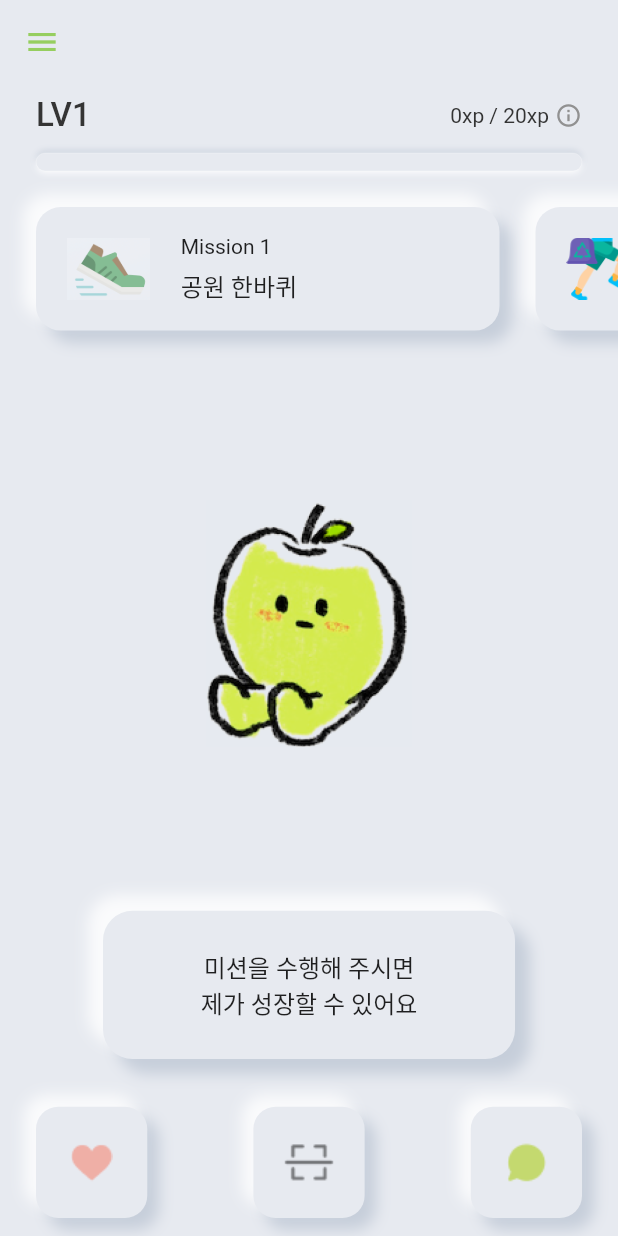
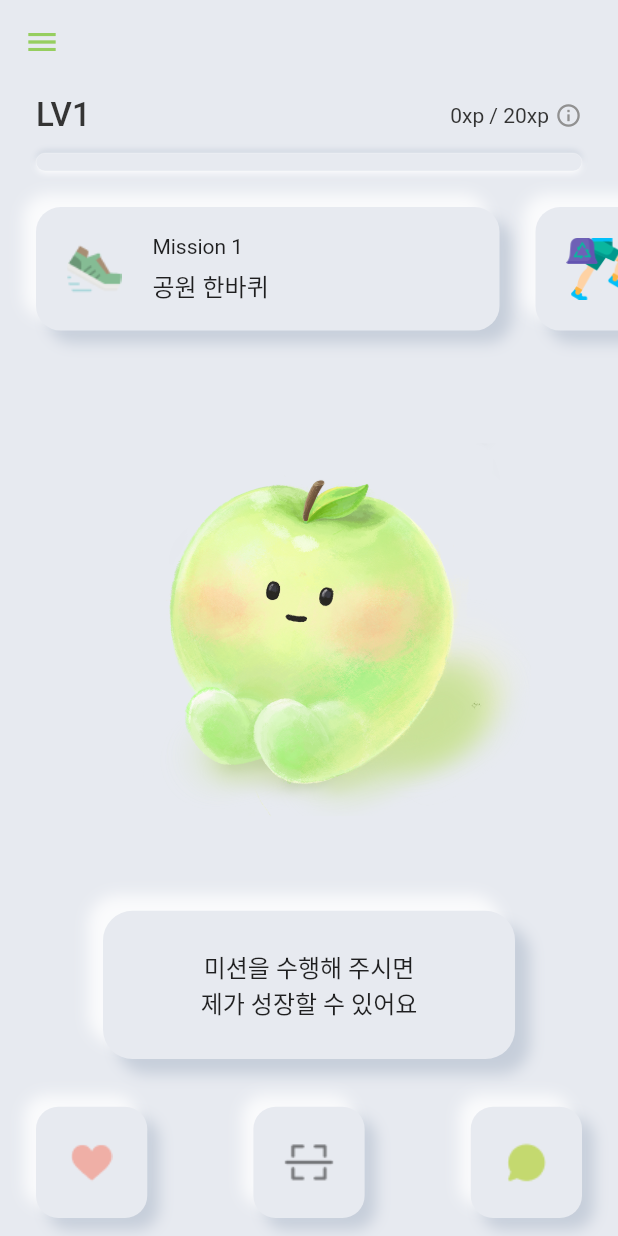
Before and after one commit to SWM-NiceGuy/SavingZoo-Client, a Flutter app: the MainScreen screen opened by its route, on a phone screen of 412 x 824 dp. Run offline on Flutter 3.47's test engine with Material 2 defaults, Android fonts, the phone set to English and light mode, and no system bars; our stand-ins replace firebase_auth, firebase_core, lottie, permission_handler, shared_preferences, sign_in_with_apple; missing offline and left inert: jose, kakao_flutter_sdk, qr_code_scanner, word_break_text; accounts and stored records are empty.

Commit message:
update: 새로운 아바타 이미지와 미션 아이콘 적용

```diff
--- a/lib/presentation/controllers/grow_controller.dart
+++ b/lib/presentation/controllers/grow_controller.dart
@@ -3,9 +3,9 @@ import 'dart:async';
 import 'package:flutter/material.dart';
 
 enum Avatar {
-  baby(1, 'assets/images/baby_apple.png', 20),
-  juvenile(2, 'assets/images/many_leaves.png', 50),
-  adult(3, 'assets/images/fully_grown.png', 50);
+  baby(1, 'assets/images/first_apple_avatar.png', 20),
+  juvenile(2, 'assets/images/second_apple_avatar.png', 50),
+  adult(3, 'assets/images/third_apple_avatar.png', 50);
 
   const Avatar(this.level, this.imagePath, this.maxExp);
 
--- a/lib/presentation/screens/grow/grow_screen.dart
+++ b/lib/presentation/screens/grow/grow_screen.dart
@@ -26,7 +26,6 @@ class GrowScreen extends StatelessWidget {
     final height = MediaQuery.of(context).size.height;
 
     final missionBoxHeight = height * 0.1;
-    final avatarHeight = height * 0.2;
     final commentBoxHeight = height * 0.12;
     final buttonHeight = height * 0.09;
 
@@ -91,7 +90,7 @@ class GrowScreen extends StatelessWidget {
                     isComplete: completedMissions.contains(1),
                     title: 'Mission 1',
                     content: '공원 한바퀴',
-                    imagePath: 'assets/images/shoes.png',
+                    imagePath: 'assets/images/shoe_icon.png',
                   ),
                   MissionBox(
                     width: width * 0.75,
@@ -105,14 +104,15 @@ class GrowScreen extends StatelessWidget {
                     isComplete: completedMissions.contains(2),
                     title: 'Mission 2',
                     content: '플로깅',
-                    imagePath: 'assets/images/plogging.png',
+                    imagePath: 'assets/images/plogging_icon.png',
                   ),
                 ],
               ),
             ),
           ],
         ),
-        Stack(
+        Expanded(
+          child: Stack(
             alignment: Alignment.center,
             children: [
               AnimatedOpacity(
@@ -120,18 +120,17 @@ class GrowScreen extends StatelessWidget {
                 duration: Duration(milliseconds: growController.fadeDuration),
                 child: Image.asset(
                   growController.avatarPath,
-                height: avatarHeight,
                   // height: 180.0,
                 ),
               ),
               growController.heartsIsVisible
                   ? Lottie.asset(
                       'assets/lotties/lottie-hearts.json',
-                    height: avatarHeight * 1.2,
                       repeat: false,
                     )
                   : const SizedBox(),
             ],
+          ),
         ),
         Column(
           children: [
```
Also changed, not shown: assets/images/first_apple_avatar.png (added), assets/images/fully_grown.png (deleted), assets/images/many_leaves.png (deleted), assets/images/plogging_icon.png (renamed from assets/images/plogging.png), assets/images/second_apple_avatar.png (added), assets/images/shoe_icon.png (added), assets/images/shoes.png (deleted), assets/images/third_apple_avatar.png (added). Lines whose indentation alone changed are shown as unchanged.
